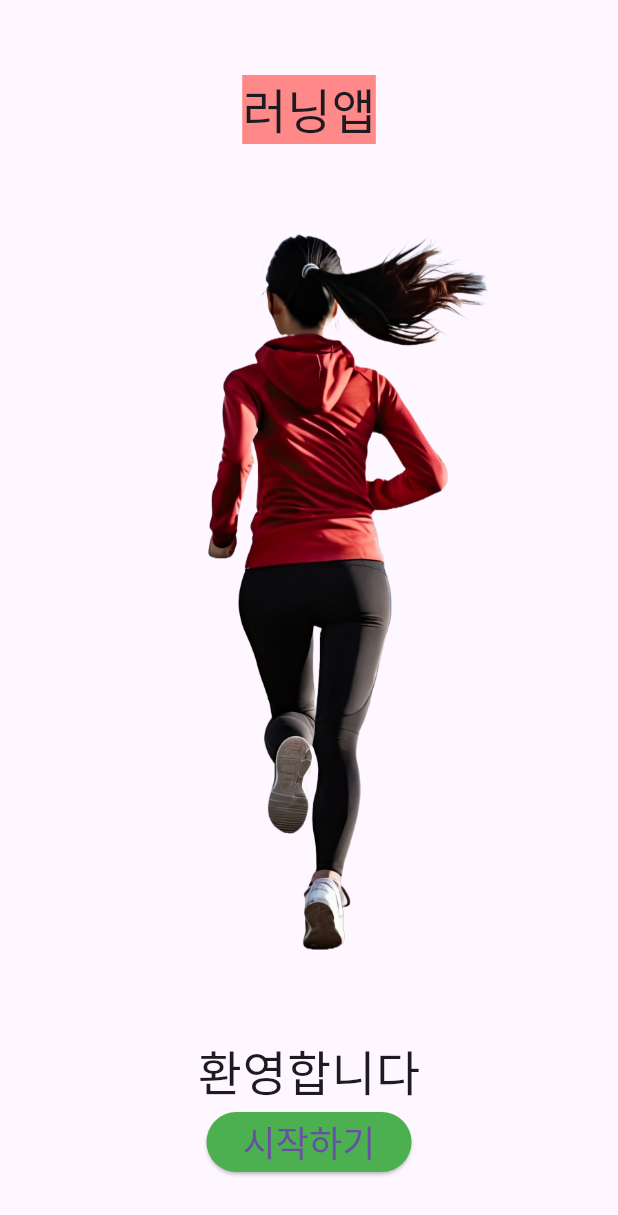
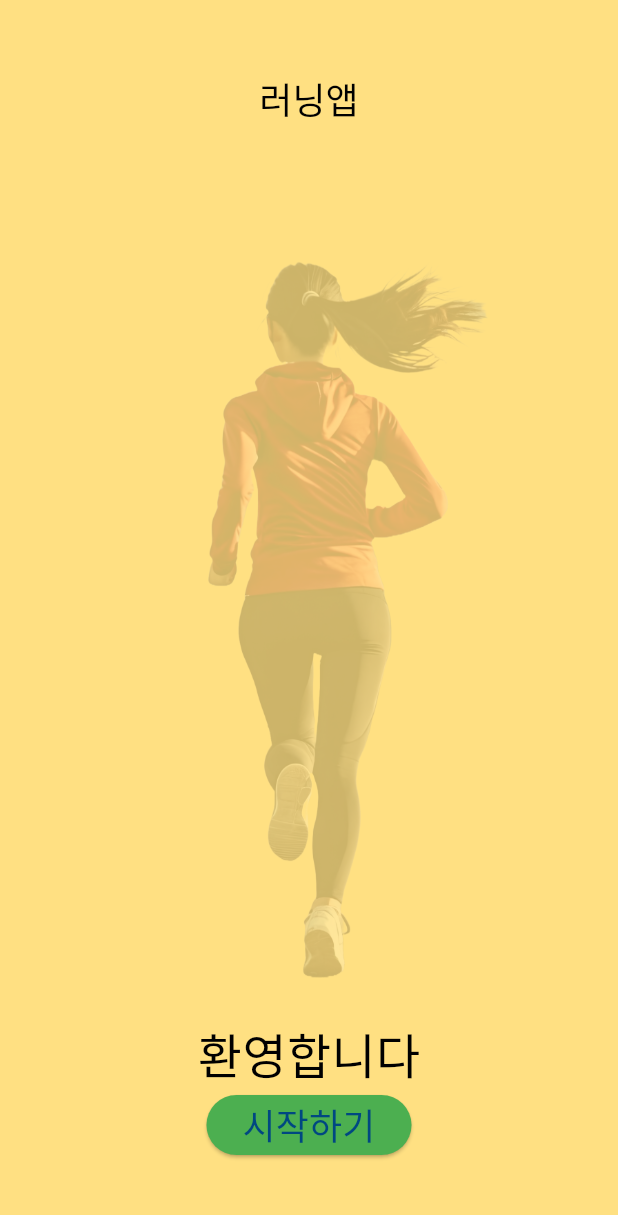
Before and after one commit to cjfal2/workout_tracker, a Flutter app: the screen it shows after launch, on a phone screen of 412 x 824 dp. Shown: the top 1215 px of the screen. Run offline on Flutter 3.47's test engine with Material 3 defaults, Android fonts, the phone set to English and light mode, and no system bars; our stand-ins replace device_preview, flex_color_scheme; Roboto replaces fonts that are missing (NanumBrushScript).

Commit message:
0828 flutter 실습1

```diff
--- a/lib/main.dart
+++ b/lib/main.dart
@@ -1,6 +1,7 @@
 import 'package:device_preview/device_preview.dart';
 import 'package:flutter/foundation.dart';
 import 'package:flutter/material.dart';
+import 'package:flex_color_scheme/flex_color_scheme.dart';
 
 void main() => runApp(
       DevicePreview(
@@ -18,8 +19,69 @@ class MyApp extends StatelessWidget {
       // useInheritedMediaQuery: true, // MediaQuery를 상속받아 사용
       locale: DevicePreview.locale(context), // Locale 설정
       builder: DevicePreview.appBuilder, // 앱 빌더 설정
-      theme: ThemeData.light(),
-      darkTheme: ThemeData.dark(),
+      // Theme config for FlexColorScheme version 7.3.x. Make sure you use
+// same or higher package version, but still same major version. If you
+// use a lower package version, some properties may not be supported.
+// In that case remove them after copying this theme to your app.
+      theme: FlexThemeData.light(
+        colors: const FlexSchemeColor(
+          primary: Color(0xff004881),
+          primaryContainer: Color(0xffd0e4ff),
+          secondary: Color(0xffac3306),
+          secondaryContainer: Color(0xffffdbcf),
+          tertiary: Color(0xff006875),
+          tertiaryContainer: Color(0xff95f0ff),
+          appBarColor: Color(0xffffdbcf),
+          error: Color(0xffb00020),
+        ),
+        surfaceMode: FlexSurfaceMode.levelSurfacesLowScaffold,
+        blendLevel: 7,
+        subThemesData: const FlexSubThemesData(
+          blendOnLevel: 10,
+          blendOnColors: false,
+          useTextTheme: true,
+          useM2StyleDividerInM3: true,
+          alignedDropdown: true,
+          useInputDecoratorThemeInDialogs: true,
+        ),
+        useMaterial3ErrorColors: true,
+        visualDensity: FlexColorScheme.comfortablePlatformDensity,
+        useMaterial3: true,
+        swapLegacyOnMaterial3: true,
+        // To use the Playground font, add GoogleFonts package and uncomment
+        // fontFamily: GoogleFonts.notoSans().fontFamily,
+      ),
+      darkTheme: FlexThemeData.dark(
+        colors: const FlexSchemeColor(
+          primary: Color(0xff9fc9ff),
+          primaryContainer: Color(0xff00325b),
+          secondary: Color(0xffffb59d),
+          secondaryContainer: Color(0xff872100),
+          tertiary: Color(0xff86d2e1),
+          tertiaryContainer: Color(0xff004e59),
+          appBarColor: Color(0xff872100),
+          error: Color(0xffcf6679),
+        ),
+        surfaceMode: FlexSurfaceMode.levelSurfacesLowScaffold,
+        blendLevel: 13,
+        subThemesData: const FlexSubThemesData(
+          blendOnLevel: 20,
+          useTextTheme: true,
+          useM2StyleDividerInM3: true,
+          alignedDropdown: true,
+          useInputDecoratorThemeInDialogs: true,
+        ),
+        useMaterial3ErrorColors: true,
+        visualDensity: FlexColorScheme.comfortablePlatformDensity,
+        useMaterial3: true,
+        swapLegacyOnMaterial3: true,
+        // To use the Playground font, add GoogleFonts package and uncomment
+        // fontFamily: GoogleFonts.notoSans().fontFamily,
+      ),
+// If you do not have a themeMode switch, uncomment this line
+// to let the device system mode control the theme mode:
+// themeMode: ThemeMode.system,
+
       home: const LandingPage(),
     );
   }
@@ -30,46 +92,53 @@ class LandingPage extends StatelessWidget {
 
   @override
   Widget build(BuildContext context) {
+    void printFunc() {
+      print(1);
+    }
+
     return Scaffold(
-      body: Padding(
-        padding: const EdgeInsets.only(top: 50),
-        child: Center(
-          child: Column(
-            children: [
-              Flexible(
-                flex: 10,
+      backgroundColor: Colors.amber[200],
+      body: SafeArea(
         child: Container(
-                  color: Color.fromRGBO(255, 136, 136, 1),
-                  child: Text(
-                    "러닝앱",
-                    style: TextStyle(fontSize: 32),
+          decoration: BoxDecoration(
+            image: DecorationImage(
+              image: AssetImage("assets/runner.png"),
+              opacity: 0.2,
             ),
           ),
+          child: Center(
+            child: Padding(
+              padding: const EdgeInsets.symmetric(vertical: 50),
+              child: Column(
+                mainAxisAlignment: MainAxisAlignment.spaceBetween,
+                children: [
+                  Text(
+                    "러닝앱",
+                    style: Theme.of(context).textTheme.headlineSmall?.copyWith(
+                        fontFamily:
+                            "NanumBrushScript"), // 테마 쓸 때 커스텀 폰트 패밀리 적용법
+                    // style: TextStyle(fontSize: 32, fontFamily: "NanumBrushScript"),
                   ),
-              Expanded(
-                flex: 100,
-                child: Image.asset("assets/runner.png"),
-              ),
-              Flexible(
-                flex: 10,
-                child: Text(
+                  Column(
+                    children: [
+                      Text(
                         "환영합니다",
                         style: TextStyle(fontSize: 32),
                       ),
-              ),
-              Flexible(
-                flex: 10,
-                child: ElevatedButton(
-                  onPressed: () => print("1"),
-                  style:
-                      ElevatedButton.styleFrom(backgroundColor: Colors.green),
+                      ElevatedButton(
+                        onPressed: printFunc,
+                        style: ElevatedButton.styleFrom(
+                            backgroundColor: Colors.green),
                         child: Text(
                           "시작하기",
                           style: TextStyle(fontSize: 24),
                         ),
                       ),
+                    ],
                   ),
                 ],
+              ),
+            ),
           ),
         ),
       ),
```
Also changed, not shown: pubspec.yaml (+9 -1 lines), pubspec.lock, 2 other files. Lines whose indentation alone changed are shown as unchanged.
